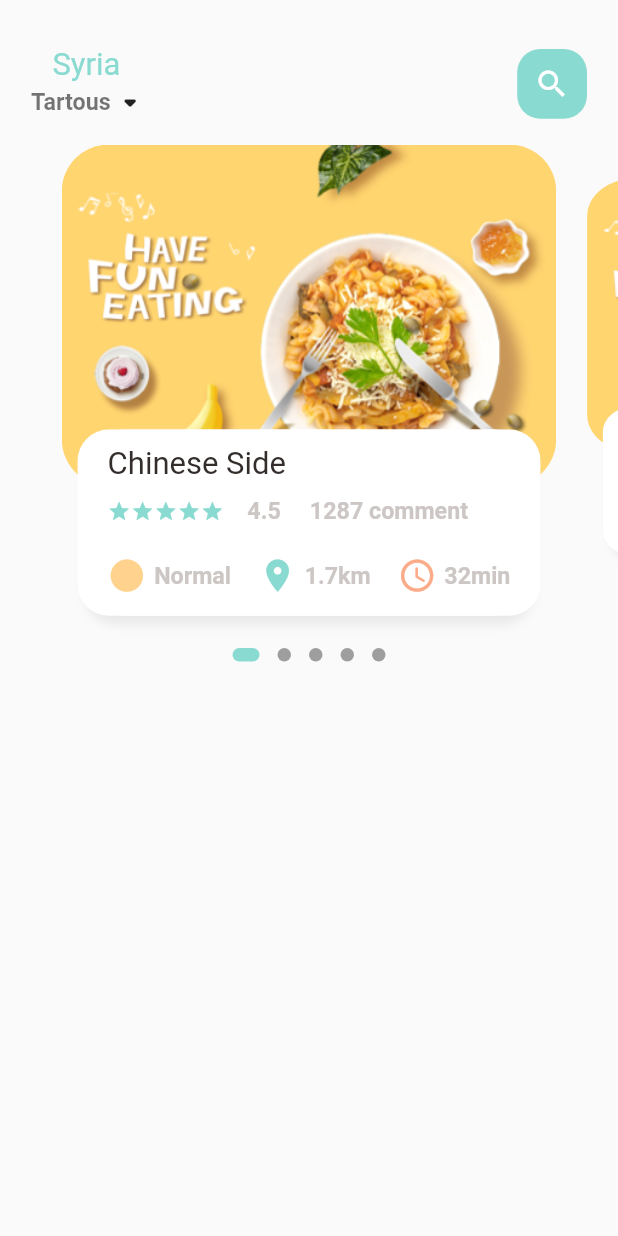
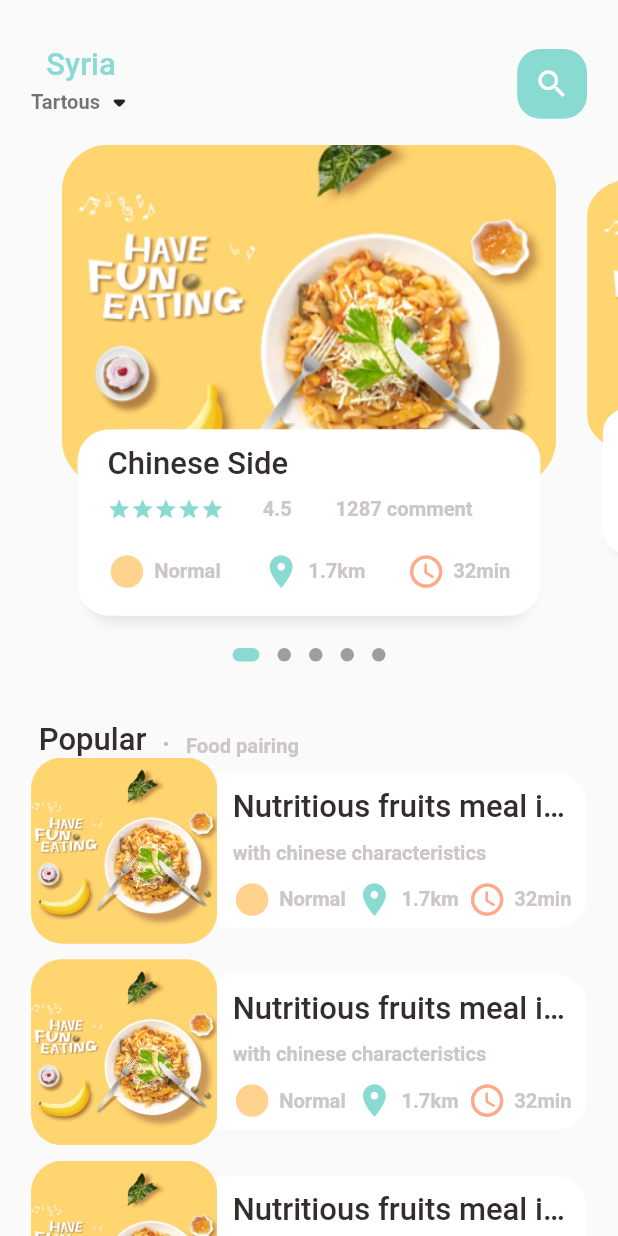
Before and after one commit to zeid-ghannam/fooody, a Flutter app: the screen it shows after launch, on a phone screen of 412 x 824 dp. Run offline on Flutter 3.47's test engine with Material 2 defaults, Android fonts, the phone set to English and light mode, and no system bars; drawn by our look-alikes of dots_indicator; our stand-ins replace get.

Commit message:
the first page on the app

```diff
--- a/lib/home/food_page_body.dart
+++ b/lib/home/food_page_body.dart
@@ -1,5 +1,5 @@
-
 import 'package:dots_indicator/dots_indicator.dart';
+import 'package:flutter/cupertino.dart';
 import 'package:flutter/material.dart';
 import 'package:fooody/utils/colors.dart';
 import 'package:fooody/utils/dimensions.dart';
@@ -18,7 +18,7 @@ class _FoodPageBodyState extends State<FoodPageBody> {
   PageController pageController = PageController(viewportFraction: 0.85);
   var _currPageValue = 0.0;
   final double _scaleFactor = 0.8;
-  final double _height = Dimensions.pageViewContainer;
+  final double _height = Dimensions.pageViewContainer220;
 
   @override
   void initState() {
@@ -43,7 +43,7 @@ class _FoodPageBodyState extends State<FoodPageBody> {
       children: [
         //this section for the slider images
         Container(
-          height: Dimensions.pageViewMainContainer,
+          height: Dimensions.pageViewMainContainer320,
           child: PageView.builder(
               itemCount: 5,
               controller: pageController,
@@ -63,13 +63,129 @@ class _FoodPageBodyState extends State<FoodPageBody> {
                 borderRadius: BorderRadius.circular(Dimensions.radius5)),
           ),
         ),
+        SizedBox(
+          height: Dimensions.height30,
+        ),
+        //Popular Text
+        Container(
+          margin: EdgeInsets.only(
+            left: Dimensions.width25,
+          ),
+          child: Row(
+            crossAxisAlignment: CrossAxisAlignment.end,
+            children: [
+              BigText(text: 'Popular'),
+              SizedBox(
+                width: Dimensions.width10,
+              ),
+              Container(
+                padding: const EdgeInsets.only(bottom: 3),
+                child: BigText(
+                  text: '.',
+                  color: Colors.black26,
+                ),
+              ),
+              SizedBox(
+                width: Dimensions.width10,
+              ),
+              SmallText(
+                text: 'Food pairing',
+              ),
+            ],
+          ),
+        ),
+        ListView.builder(
+            physics: NeverScrollableScrollPhysics(),
+            shrinkWrap: true,
+            itemCount: 10,
+            itemBuilder: (context, index) {
+              return Container(
+                margin: EdgeInsets.only(
+                    left: Dimensions.width20,
+                    right: Dimensions.width20,
+                    bottom: Dimensions.height10),
+                child: Row(
+                  children: [
+                    //this container for the image in the listView
+                    Container(
+                      width: Dimensions.pageViewTextContainer120,
+                      height: Dimensions.pageViewTextContainer120,
+                      decoration: BoxDecoration(
+                        color: Colors.white38,
+                        borderRadius:
+                            BorderRadius.circular(Dimensions.radius20),
+                        image: DecorationImage(
+                          fit: BoxFit.cover,
+                          image: AssetImage('assets/image/food0.png'),
+                        ),
+                      ),
+                    ),
+                    //this is the text container in the listView
+                    Expanded(
+                      child: Container(
+                        height: Dimensions.pageViewTextContainer100,
+                        decoration: BoxDecoration(
+                          borderRadius: BorderRadius.only(
+                            topRight: Radius.circular(Dimensions.radius20),
+                            bottomRight: Radius.circular(Dimensions.radius20),
+                          ),
+                          color: Colors.white,
+                        ),
+                        child: Padding(
+                          padding: EdgeInsets.only(
+                            top: Dimensions.height10,
+                              left: Dimensions.width10,
+                              right: Dimensions.width10),
+                          child: Column(
+                            crossAxisAlignment: CrossAxisAlignment.start,
+                            children: [
+
+                              BigText(
+                                  text: 'Nutritious fruits meal in China '),
+                              SizedBox(
+                                height: Dimensions.height10,
+                              ),
+                              SmallText(text: 'with chinese characteristics'),
+                              SizedBox(
+                                height: Dimensions.height10,
+                              ),
+                              Row(
+                                mainAxisAlignment:
+                                    MainAxisAlignment.spaceBetween,
+                                children: [
+                                  IconAndTextWidget(
+                                    icon: Icons.circle_sharp,
+                                    iconColor: AppColors.iconColor1,
+                                    text: 'Normal',
+                                  ),
+                                  IconAndTextWidget(
+                                    icon: Icons.location_on,
+                                    iconColor: AppColors.mainColor,
+                                    text: '1.7km',
+                                  ),
+                                  IconAndTextWidget(
+                                    icon: Icons.access_time_rounded,
+                                    iconColor: AppColors.iconColor2,
+                                    text: '32min',
+                                  ),
+                                ],
+                              ),
+                            ],
+                          ),
+                        ),
+                      ),
+                    ),
+                  ],
+                ),
+              );
+            }),
       ],
     );
   }
 
   Widget _buildPageItem(int index) {
     //this section for doing the scaling page view
-    Matrix4 matrix4 =  Matrix4.identity();
+    Matrix4 matrix4 = Matrix4.identity();
     //this for the current page view in the slider
     if (index == _currPageValue.floor()) {
       var currScale = 1 - (_currPageValue - index) * (1 - _scaleFactor);
@@ -102,9 +218,9 @@ class _FoodPageBodyState extends State<FoodPageBody> {
         children: [
           //this container have the image for the food in the stack
           Container(
-            height: Dimensions.pageViewContainer,
-            margin:  EdgeInsets.only(
-              left:Dimensions.width10,
+            height: Dimensions.pageViewContainer220,
+            margin: EdgeInsets.only(
+              left: Dimensions.width10,
               right: Dimensions.width10,
             ),
             decoration: BoxDecoration(
@@ -119,13 +235,14 @@ class _FoodPageBodyState extends State<FoodPageBody> {
             alignment: Alignment.bottomCenter,
             //this is the bottom container which has the rest of the information
             child: Container(
-              height: Dimensions.pageViewTextContainer,
-              margin:  EdgeInsets.only(
+              height: Dimensions.pageViewTextContainer120,
+              margin: EdgeInsets.only(
                 left: Dimensions.width25,
                 right: Dimensions.width25,
                 bottom: Dimensions.height15,
               ),
-              decoration: BoxDecoration(borderRadius: BorderRadius.circular(Dimensions.radius20),
+              decoration: BoxDecoration(
+                  borderRadius: BorderRadius.circular(Dimensions.radius20),
 
                   //this for making the shadow in the bottom container
                   boxShadow: const [
@@ -144,16 +261,17 @@ class _FoodPageBodyState extends State<FoodPageBody> {
                     ),
                   ]),
               child: Padding(
-                padding:
-                     EdgeInsets.only(top: Dimensions.height10, left: 15.0, right: 15.0),
+                padding: EdgeInsets.only(
+                    top: Dimensions.height10, left: 15.0, right: 15.0),
                 child: Column(
                     crossAxisAlignment: CrossAxisAlignment.start,
                     children: [
                       BigText(text: 'Chinese Side'),
-                       SizedBox(
+                      SizedBox(
                         height: Dimensions.height10,
                       ),
                       Row(
+
                         children: [
                           Wrap(
                             children: List.generate(
@@ -165,17 +283,17 @@ class _FoodPageBodyState extends State<FoodPageBody> {
                               ),
                             ),
                           ),
-                           SizedBox(
-                            width: Dimensions.width15,
+                          SizedBox(
+                            width: Dimensions.width25,
                           ),
                           SmallText(text: '4.5 '),
-                           SizedBox(
-                             width:Dimensions.width15 ,
+                          SizedBox(
+                            width: Dimensions.width25,
                           ),
                           SmallText(text: '1287 comment'),
                         ],
                       ),
-                       SizedBox(
+                      SizedBox(
                         height: Dimensions.height20,
                       ),
                       Row(
@@ -186,13 +304,11 @@ class _FoodPageBodyState extends State<FoodPageBody> {
                             iconColor: AppColors.iconColor1,
                             text: 'Normal',
                           ),
-
                           IconAndTextWidget(
                             icon: Icons.location_on,
                             iconColor: AppColors.mainColor,
                             text: '1.7km',
                           ),
-
                           IconAndTextWidget(
                             icon: Icons.access_time_rounded,
                             iconColor: AppColors.iconColor2,
--- a/lib/home/main_food_page.dart
+++ b/lib/home/main_food_page.dart
@@ -18,6 +18,7 @@ class _MainFoodPageState extends State<MainFoodPage> {
     return Scaffold(
       body: Column(
         children: [
+          //this show the head of the app that contain the search button and the country and the city
           Container(
             child: Container(
               margin:  EdgeInsets.only(
@@ -66,7 +67,8 @@ class _MainFoodPageState extends State<MainFoodPage> {
               ),
             ),
           ),
-          FoodPageBody(),
+          //this contain the rest of the page
+          Expanded(child: SingleChildScrollView(child: FoodPageBody(),))
         ],
       ),
     );
--- a/lib/utils/dimensions.dart
+++ b/lib/utils/dimensions.dart
@@ -8,9 +8,10 @@ class Dimensions {
   static double screenWidth= Get.context!.width;
 
   //dynamic container size
-  static double pageViewMainContainer = screenHeight/2.5;
-  static double pageViewContainer = screenHeight/3.62;
-  static double pageViewTextContainer = screenHeight/6.64;
+  static double pageViewMainContainer320 = screenHeight/2.5;
+  static double pageViewContainer220 = screenHeight/3.62;
+  static double pageViewTextContainer120 = screenHeight/6.64;
+  static double pageViewTextContainer100 = screenHeight/7.97;
 
   // dynamic height
   static double height10= screenHeight/79.7;
@@ -32,8 +33,10 @@ class Dimensions {
   static double width45= screenHeight/17.71;
 
   //dynamic font size
+  static double font13= screenHeight/61.30;
+  static double font15= screenHeight/53.1;
   static double font20= screenHeight/39.85;
-  static double font15= screenHeight/53.1;
+  static double font25= screenHeight/31.88;
 
   //radius dynamic size
   static double radius5= screenHeight/159.4;
--- a/lib/widgets/big_text.dart
+++ b/lib/widgets/big_text.dart
@@ -29,7 +29,7 @@ class BigText extends StatelessWidget {
           color: color,
           fontSize: size==0?Dimensions.font20:size,
           fontFamily: 'Roboto',
-          fontWeight: FontWeight.w400),
+          fontWeight: FontWeight.w500),
     );
   }
 }
--- a/lib/widgets/small_text.dart
+++ b/lib/widgets/small_text.dart
@@ -21,7 +21,7 @@ class SmallText extends StatelessWidget {
       text,
       style: TextStyle(
         color: color,
-        fontSize: size==0?Dimensions.font15:size,
+        fontSize: size==0?Dimensions.font13:size,
         fontFamily: 'Roboto',
         height: height,
         fontWeight: FontWeight.w700
```
